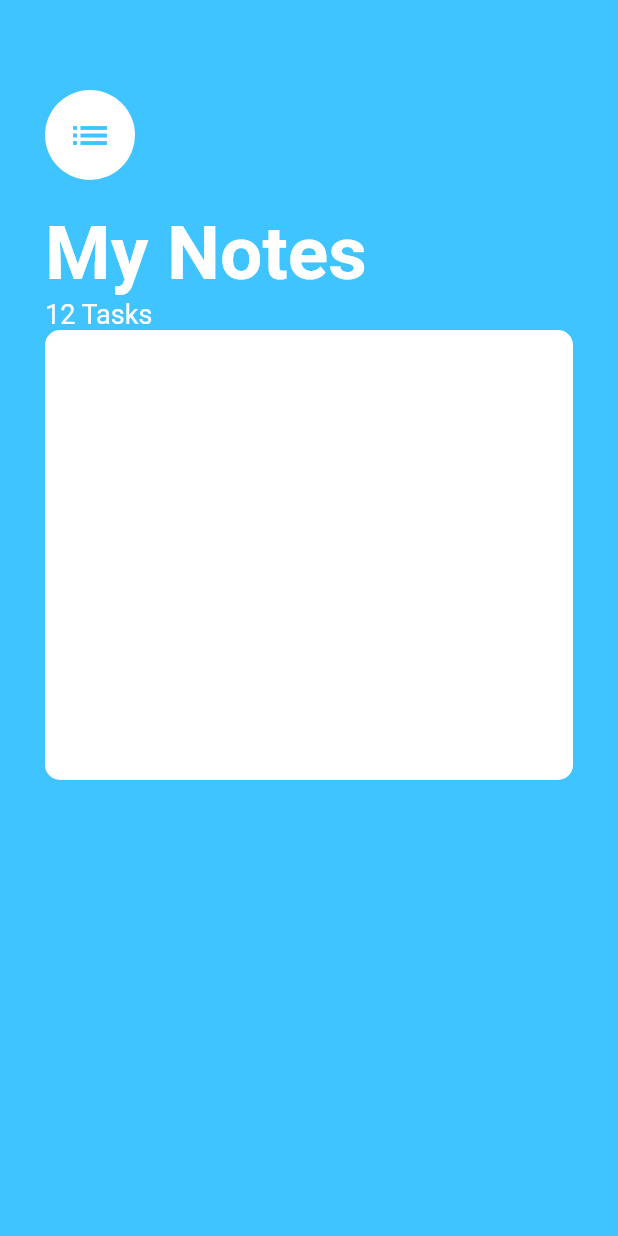
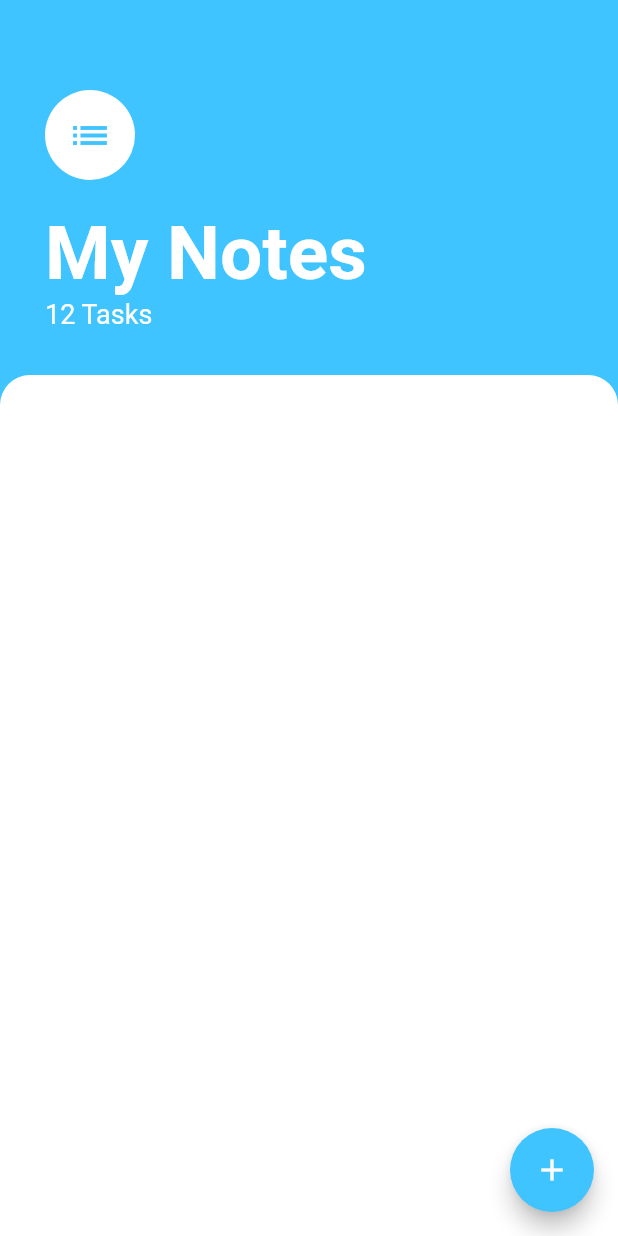
Before and after one commit to ayan2809/My-Note-App, a Flutter app: the screen it shows after launch, on a phone screen of 412 x 824 dp. Run offline on Flutter 3.47's test engine with Material 2 defaults, Android fonts, the phone set to English and light mode, and no system bars.

Commit message:
UI updation Commit

```diff
--- a/lib/screens/tasks_screen.dart
+++ b/lib/screens/tasks_screen.dart
@@ -5,7 +5,15 @@ class TasksScreen extends StatelessWidget {
   Widget build(BuildContext context) {
     return Scaffold(
       backgroundColor: Colors.lightBlueAccent,
-      body: Container(
+      floatingActionButton: FloatingActionButton(
+        onPressed: null,
+        backgroundColor: Colors.lightBlueAccent,
+        child: Icon(Icons.add),
+      ),
+      body: Column(
+          crossAxisAlignment: CrossAxisAlignment.start,
+          children: <Widget>[
+        Container(
           padding: EdgeInsets.only(top: 60.0, left: 30, right: 30, bottom: 30),
           child: Column(
             crossAxisAlignment: CrossAxisAlignment.start,
@@ -13,36 +21,43 @@ class TasksScreen extends StatelessWidget {
               CircleAvatar(
                 backgroundColor: Colors.white,
                 radius: 30,
-                child: Icon(Icons.list,
+                child: Icon(
+                  Icons.list,
                   size: 30,
                   color: Colors.lightBlueAccent,
-                ),),
-            SizedBox(height: 20.0,),
-            Text('My Notes',
+                ),
+              ),
+              SizedBox(
+                height: 20.0,
+              ),
+              Text(
+                'My Notes',
                 style: TextStyle(
                   color: Colors.white,
                   fontWeight: FontWeight.w700,
                   fontSize: 50,
                 ),
               ),
-            Text('12 Tasks',
+              Text(
+                '12 Tasks',
                 style: TextStyle(
                   color: Colors.white,
                   fontSize: 18,
                 ),
               ),
-            Container(
-
-              height: 300.0,
-              decoration: BoxDecoration(
-                color: Colors.white,
-                borderRadius: BorderRadius.circular(10),
-
-              ),
-            )
             ],
           ),
         ),
+        Expanded(
+          child: Container(
+            decoration: BoxDecoration(
+              color: Colors.white,
+              borderRadius: BorderRadius.only(
+                  topLeft: Radius.circular(20), topRight: Radius.circular(20)),
+            ),
+          ),
+        )
+      ]),
     );
   }
 }
```
Lines whose indentation alone changed are shown as unchanged.
